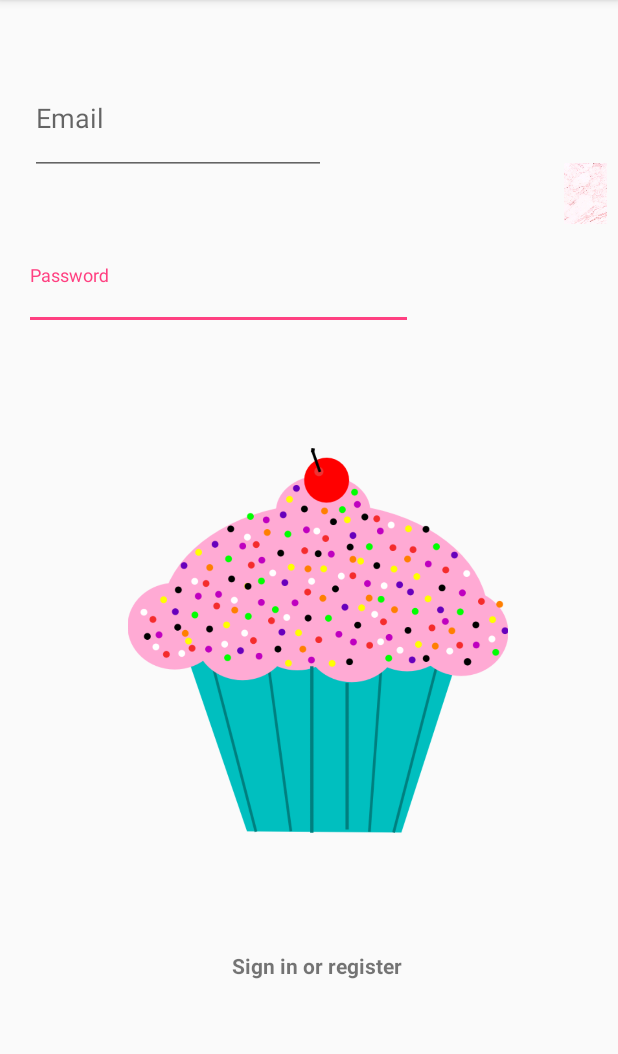
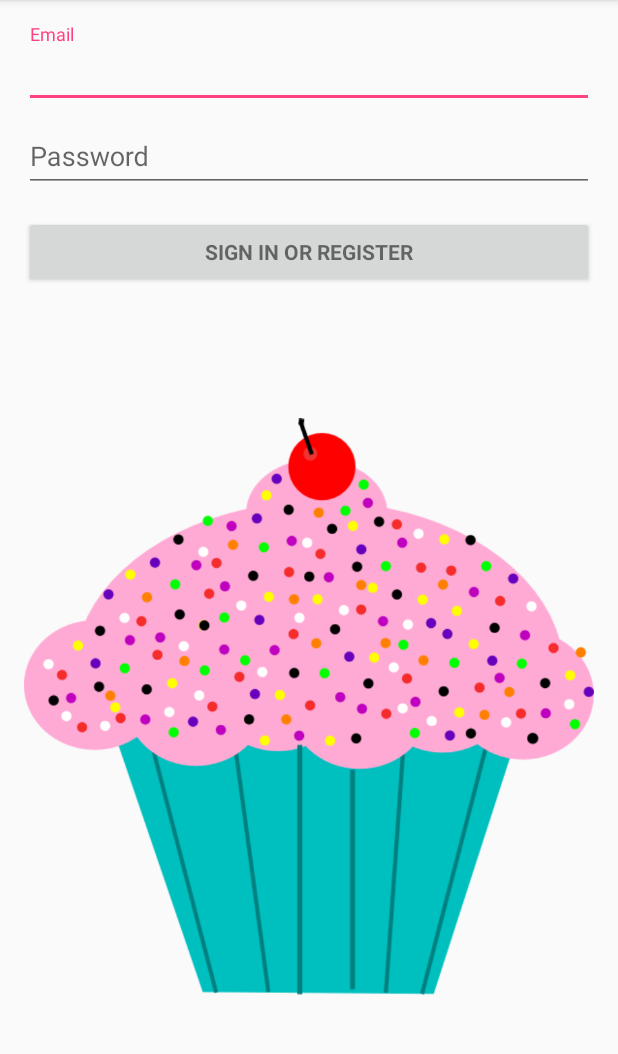
Before and after one commit to floydml1/CS4800-Pantry-Party, an Android app: the screen it shows after launch (LoginActivity), on a phone screen of 412 x 824 dp, the part 84-1138 px from its top. Run offline under Robolectric (Android 15) with nearby library versions, the phone set to English and light mode, and no system bars; 2 statements that could not run were skipped.

Commit message:
Comes up on emulator

```diff
--- a/app/src/main/res/layout/activity_login.xml
+++ b/app/src/main/res/layout/activity_login.xml
@@ -1,71 +1,60 @@
 <?xml version="1.0" encoding="utf-8"?>
-<android.support.constraint.ConstraintLayout xmlns:android="http://schemas.android.com/apk/res/android"
+<LinearLayout xmlns:android="http://schemas.android.com/apk/res/android"
     xmlns:app="http://schemas.android.com/apk/res-auto"
     xmlns:tools="http://schemas.android.com/tools"
-    android:id="@+id/linearLayout"
-    style="@style/SignIn"
-    tools:context=".LoginActivity"
-    tools:layout_editor_absoluteY="81dp">
+    android:layout_width="wrap_content"
+    android:layout_height="wrap_content"
+    android:gravity="center_horizontal"
+    android:orientation="vertical"
+    android:paddingLeft="@dimen/activity_horizontal_margin"
+    android:paddingTop="@dimen/activity_vertical_margin"
+    android:paddingRight="@dimen/activity_horizontal_margin"
+    android:paddingBottom="@dimen/activity_vertical_margin"
+    tools:context=".LoginActivity2">
 
     <!-- Login progress -->
     <ProgressBar
         android:id="@+id/login_progress"
+        style="?android:attr/progressBarStyleLarge"
         android:layout_width="wrap_content"
         android:layout_height="wrap_content"
-        android:visibility="gone"
-        app:layout_constraintBottom_toTopOf="parent"
-        app:layout_constraintEnd_toStartOf="parent"
-        app:layout_constraintStart_toStartOf="parent"
-        app:layout_constraintTop_toTopOf="parent" />
+        android:layout_marginBottom="8dp"
+        android:visibility="gone" />
 
+    <ScrollView
+        android:id="@+id/login_form"
+        android:layout_width="match_parent"
+        android:layout_height="match_parent">
 
-    <TextView
-        android:id="@+id/email_sign_in_button"
-        android:layout_width="wrap_content"
-        android:layout_height="31dp"
-        android:layout_marginStart="135dp"
-        android:layout_marginTop="18dp"
-        android:layout_marginEnd="125dp"
-        android:layout_marginBottom="62dp"
-        android:text="@string/action_sign_in"
-        android:textStyle="bold"
-        app:layout_constraintBottom_toBottomOf="parent"
-        app:layout_constraintEnd_toEndOf="parent"
-        app:layout_constraintStart_toStartOf="parent"
-        app:layout_constraintTop_toBottomOf="@+id/imageView2" />
+        <LinearLayout
+            android:id="@+id/email_login_form"
+            android:layout_width="match_parent"
+            android:layout_height="wrap_content"
+            android:orientation="vertical">
 
             <android.support.design.widget.TextInputLayout
-        android:id="@+id/textInputLayout"
-        android:layout_width="wrap_content"
-        android:layout_height="59dp"
-        android:layout_marginEnd="4dp"
-        android:layout_marginBottom="452dp"
-        app:layout_constraintBottom_toBottomOf="parent"
-        app:layout_constraintEnd_toStartOf="@+id/email"
-        app:layout_constraintStart_toStartOf="parent"
-        app:layout_constraintTop_toTopOf="parent">
+                android:layout_width="match_parent"
+                android:layout_height="wrap_content">
+
+                <AutoCompleteTextView
+                    android:id="@+id/email"
+                    android:layout_width="match_parent"
+                    android:layout_height="wrap_content"
+                    android:hint="@string/prompt_email"
+                    android:inputType="textEmailAddress"
+                    android:maxLines="1"
+                    android:singleLine="true" />
 
             </android.support.design.widget.TextInputLayout>
 
             <android.support.design.widget.TextInputLayout
-        android:id="@+id/textInputLayout2"
-        android:layout_width="wrap_content"
-        android:layout_height="43dp"
-        android:layout_marginTop="13dp"
-        android:layout_marginEnd="125dp"
-        android:layout_marginBottom="12dp"
-        app:layout_constraintBottom_toTopOf="@+id/imageView2"
-        app:layout_constraintEnd_toEndOf="parent"
-        app:layout_constraintHorizontal_bias="0.592"
-        app:layout_constraintStart_toStartOf="parent"
-        app:layout_constraintTop_toBottomOf="@+id/email">
+                android:layout_width="match_parent"
+                android:layout_height="wrap_content">
 
                 <EditText
                     android:id="@+id/password"
-            android:layout_width="259dp"
-            android:layout_height="match_parent"
-            android:autofillHints=""
-            android:contentDescription="@android:string/untitled"
+                    android:layout_width="match_parent"
+                    android:layout_height="wrap_content"
                     android:hint="@string/prompt_password"
                     android:imeActionId="6"
                     android:imeActionLabel="@string/action_sign_in_short"
@@ -76,68 +65,21 @@
 
             </android.support.design.widget.TextInputLayout>
 
-    <android.support.constraint.Group
-        android:id="@+id/group"
-        android:layout_width="wrap_content"
+            <Button
+                android:id="@+id/email_sign_in_button"
+                style="?android:textAppearanceSmall"
+                android:layout_width="match_parent"
                 android:layout_height="wrap_content"
-        app:layout_constraintBottom_toTopOf="parent"
-        app:layout_constraintEnd_toStartOf="parent"
-        app:layout_constraintStart_toStartOf="parent"
-        app:layout_constraintTop_toTopOf="parent" />
+                android:layout_marginTop="16dp"
+                android:text="@string/action_sign_in"
+                android:textStyle="bold" />
+
+        </LinearLayout>
+    </ScrollView>
 
     <ImageView
-        android:id="@+id/imageView2"
-        android:layout_width="wrap_content"
-        android:layout_height="258dp"
-        android:layout_marginStart="12dp"
-        android:layout_marginTop="26dp"
-        android:layout_marginBottom="18dp"
-        android:contentDescription="@android:string/untitled"
-        app:layout_constraintBottom_toTopOf="@+id/email_sign_in_button"
-        app:layout_constraintEnd_toEndOf="parent"
-        app:layout_constraintStart_toStartOf="parent"
-        app:layout_constraintTop_toBottomOf="@+id/textInputLayout2"
+        android:id="@+id/imageView3"
+        android:layout_width="match_parent"
+        android:layout_height="match_parent"
         app:srcCompat="@drawable/cupcake" />
-
-    <ImageView
-        android:id="@+id/imageView4"
-        android:layout_width="0dp"
-        android:layout_height="0dp"
-        android:layout_marginStart="376dp"
-        android:layout_marginEnd="7dp"
-        android:layout_marginBottom="510dp"
-        android:contentDescription="@android:string/untitled"
-        app:layout_constraintBottom_toBottomOf="parent"
-        app:layout_constraintEnd_toEndOf="parent"
-        app:layout_constraintStart_toStartOf="parent"
-        app:layout_constraintTop_toTopOf="parent"
-        app:srcCompat="@drawable/marble" />
-
-    <AutoCompleteTextView
-        android:id="@+id/email"
-        android:layout_width="197dp"
-        android:layout_height="76dp"
-        android:layout_marginStart="5dp"
-        android:layout_marginEnd="182dp"
-        android:layout_marginBottom="5dp"
-        android:hint="@string/prompt_email"
-        android:inputType="textEmailAddress"
-        android:maxLines="1"
-        android:singleLine="true"
-        app:layout_constraintBottom_toTopOf="@+id/textInputLayout2"
-        app:layout_constraintEnd_toEndOf="parent"
-        app:layout_constraintHorizontal_bias="0.54"
-        app:layout_constraintStart_toStartOf="parent"
-        app:layout_constraintTop_toTopOf="parent" />
-
-    <android.support.constraint.Group
-        android:id="@+id/group2"
-        android:layout_width="wrap_content"
-        android:layout_height="wrap_content"
-        app:layout_constraintBottom_toTopOf="parent"
-        app:layout_constraintEnd_toStartOf="parent"
-        app:layout_constraintStart_toStartOf="parent"
-        app:layout_constraintTop_toTopOf="parent" />
-
-
-</android.support.constraint.ConstraintLayout>
+</LinearLayout>
```
Lines whose indentation alone changed are shown as unchanged.
